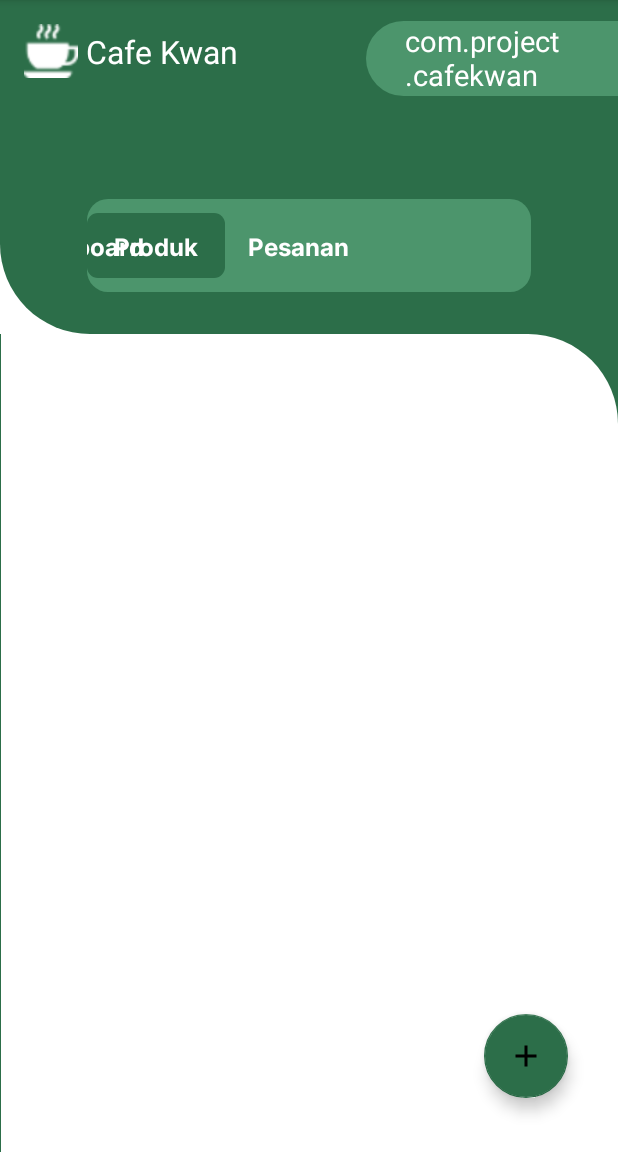
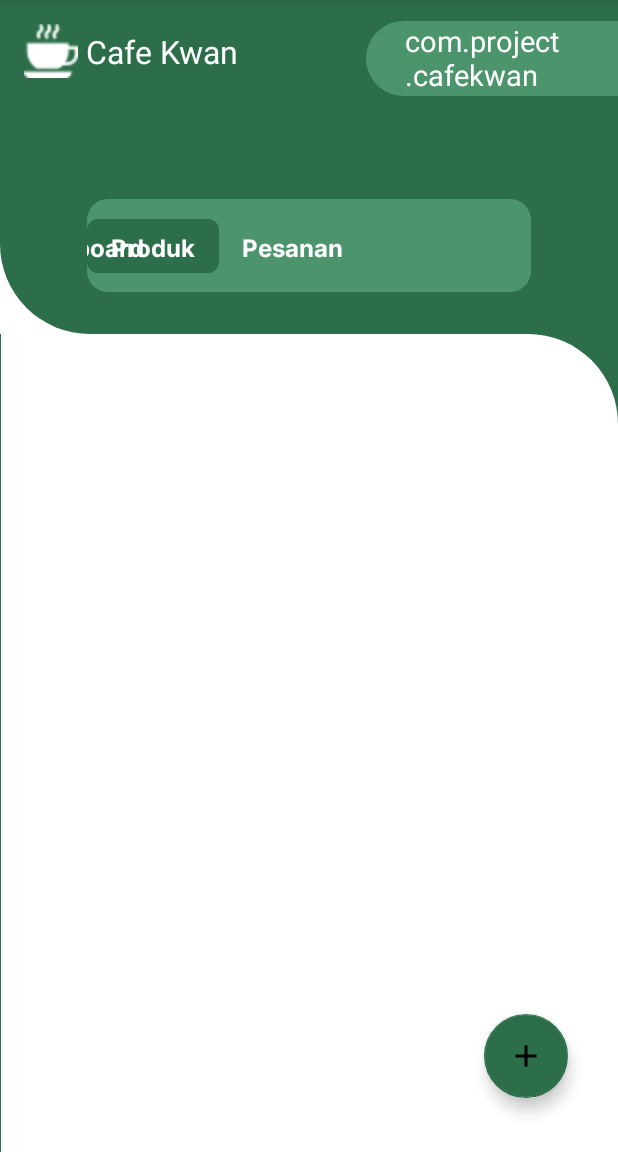
Before and after one commit to fithnanriatan/CafeKwan-Kelompok1XIIRPL3, an Android app: the produk screen opened directly, with no data from a screen before it, on a phone screen of 412 x 824 dp, the part 84-1236 px from its top. Run offline under Robolectric (Android 15) with nearby library versions, the phone set to English and light mode, and no system bars; Roboto replaces fonts that are not available here; 1 statement that could not run was skipped.

Commit message:
tambah usernamee

```diff
--- a/app/src/main/java/com/project/cafekwan_kelompok1xiirpl3/DasboardActivity.kt
+++ b/app/src/main/java/com/project/cafekwan_kelompok1xiirpl3/DasboardActivity.kt
@@ -19,10 +19,10 @@ class DasboardActivity : AppCompatActivity() {
             startActivity(Intent(this, DasboardActivity::class.java))
         }
         binding.navbarProduk.setOnClickListener{
-            startActivity(Intent(this, DasboardActivity::class.java))
+            startActivity(Intent(this, produk::class.java))
         }
         binding.navbarPesanan.setOnClickListener{
-            startActivity(Intent(this, DasboardActivity::class.java))
+            startActivity(Intent(this, pesanan::class.java))
         }
     }
 }
--- a/app/src/main/java/com/project/cafekwan_kelompok1xiirpl3/produk.kt
+++ b/app/src/main/java/com/project/cafekwan_kelompok1xiirpl3/produk.kt
@@ -1,5 +1,6 @@
 package com.project.cafekwan_kelompok1xiirpl3
 
+import android.content.Intent
 import androidx.appcompat.app.AppCompatActivity
 import android.os.Bundle
 import com.project.cafekwan_kelompok1xiirpl3.databinding.ActivityProdukBinding
@@ -13,5 +14,6 @@ class produk : AppCompatActivity() {
 
         val username= intent.getStringExtra("username").toString()
         binding.txtWelcome.text="$username"
+
     }
 }
--- a/app/src/main/res/layout/activity_produk.xml
+++ b/app/src/main/res/layout/activity_produk.xml
@@ -142,8 +142,8 @@
 
                 <androidx.constraintlayout.widget.ConstraintLayout
                     android:id="@+id/constraintLayout6"
-                    android:layout_width="92dp"
-                    android:layout_height="43dp"
+                    android:layout_width="88dp"
+                    android:layout_height="36dp"
                     android:background="@drawable/navbar"
                     app:layout_constraintBottom_toBottomOf="parent"
                     app:layout_constraintTop_toTopOf="parent"
```
